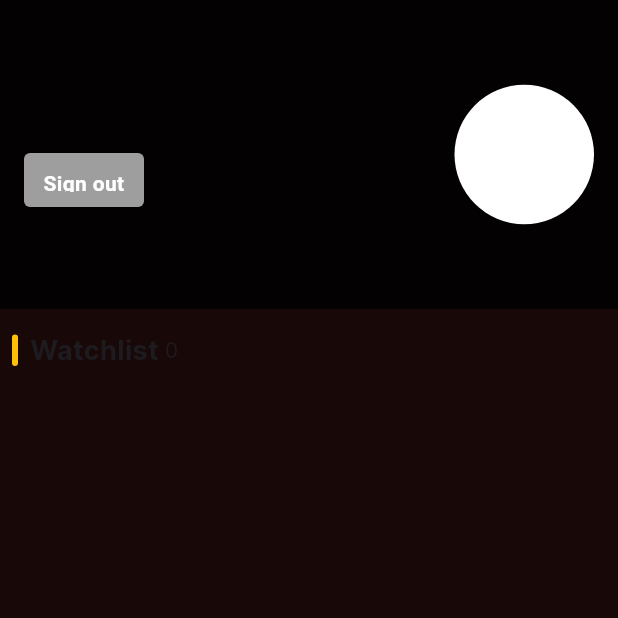
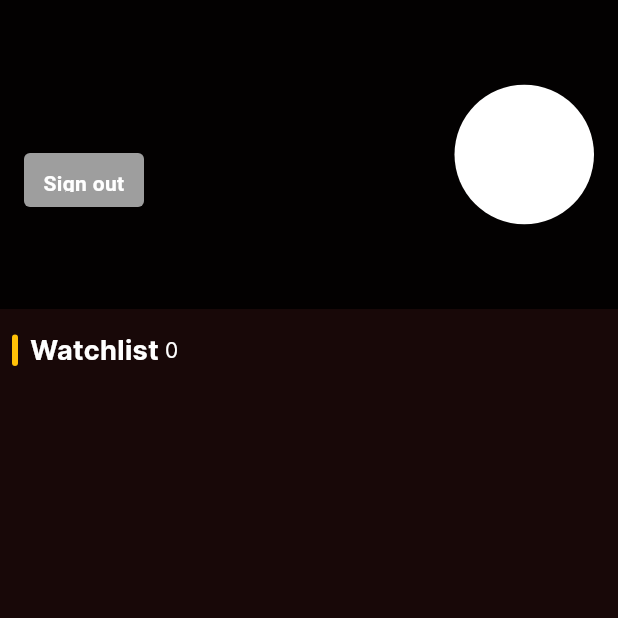
Before and after one commit to LeVanAnhBAP/MoviesApplication, a Flutter app: the DashboardAccountPage screen opened directly, on a phone screen of 412 x 824 dp, the top half of it. Run offline on Flutter 3.47's test engine with Material 3 defaults, Android fonts, the phone set to English and light mode, and no system bars; our stand-ins replace auto_route, dio, easy_localization, firebase_auth, firebase_core, firebase_database and 7 more; missing offline and left inert: flutter_config; accounts and stored records are empty; generated files the repository leaves out were written again; network calls fail.

Commit message:
UI: fix bug dismiss dialog, fix watch list screen text color

```diff
--- a/lib/presentation/pages/auth/auth_bloc.dart
+++ b/lib/presentation/pages/auth/auth_bloc.dart
@@ -74,11 +74,6 @@ class AuthBloc extends Bloc<AuthEvent, AuthState> {
         ),
       );
       final user = await signUpUseCase(event.params);
-      if (user != null) {
-        WatchlistParams params =
-            WatchlistParams(idMovies: ['-1'], idUser: user.uid);
-        await createNewWatchlistUseCase(params);
-      }
       emit(
         state.copyWith(
           status: AuthStatus.signupSuccess,
--- a/lib/presentation/pages/auth/login/login_screens.dart
+++ b/lib/presentation/pages/auth/login/login_screens.dart
@@ -55,6 +55,8 @@ class _LoginPageState extends State<LoginPage> {
               AuthStatus.loading,
               AuthStatus.signInSuccess,
               AuthStatus.success,
+              AuthStatus.signupSuccess,
+              AuthStatus.resetPasswordSuccess,
             ],
             listener: (BuildContext context, AuthState state) {
               var status = state.status;
--- a/lib/presentation/pages/dashboard/account/account.dart
+++ b/lib/presentation/pages/dashboard/account/account.dart
@@ -238,14 +238,14 @@ class _DashboardAccountPageState extends State<DashboardAccountPage> {
           ),
           Text(
             'Watchlist',
-            style: context.typographies.title3Bold,
+            style: context.typographies.title3Bold.copyWith(color: Colors.white),
           ),
           const SizedBox(
             width: 4,
           ),
           Text(
             length ?? '0',
-            style: context.typographies.caption1,
+            style: context.typographies.caption1.copyWith(color: Colors.white),
           )
         ],
       ),
```
Also changed, not shown: lib/presentation/pages/dashboard/home/widget/detail_movie.dart (+6 -1 lines).
